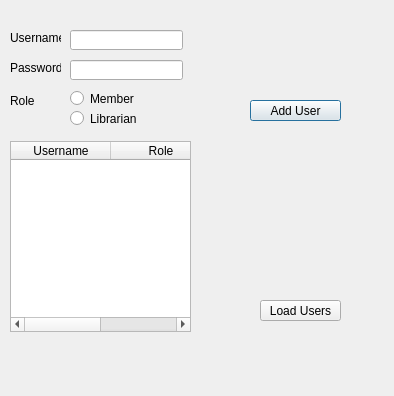
First picture: the form in adminpage.ui, repository youstina-saleh/Librarystem, before the edit.
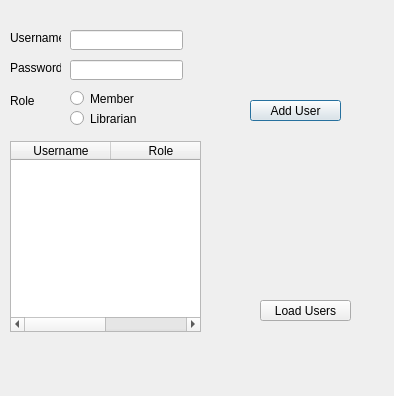
Second picture: the form after the edit.

```diff
--- a/adminpage.ui
+++ b/adminpage.ui
@@ -119,7 +119,7 @@
     <rect>
      <x>10</x>
      <y>141</y>
-     <width>181</width>
+     <width>191</width>
      <height>191</height>
     </rect>
    </property>
@@ -139,7 +139,7 @@
     <rect>
      <x>260</x>
      <y>300</y>
-     <width>81</width>
+     <width>91</width>
      <height>21</height>
     </rect>
    </property>
```
